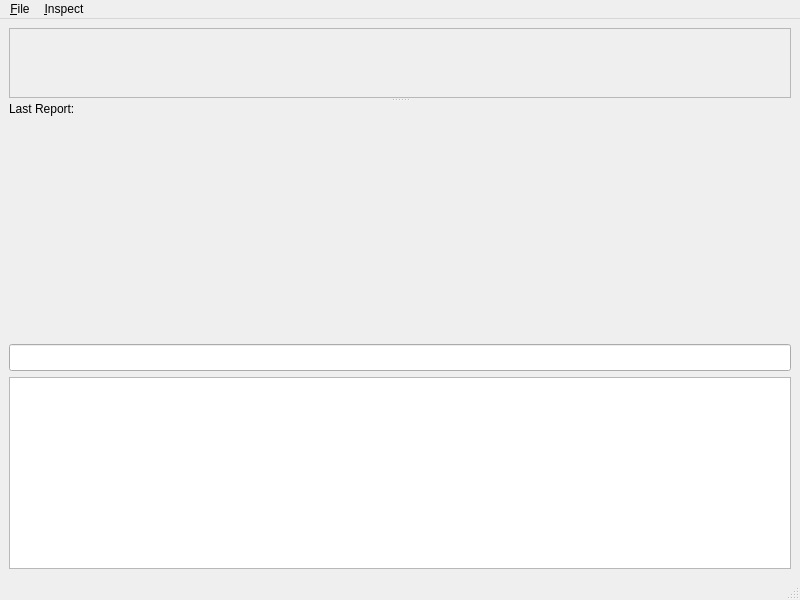
The window that hid_gui/mainwindow.ui (vrpn/vrpn) describes before a commit, drawn with Qt 5.
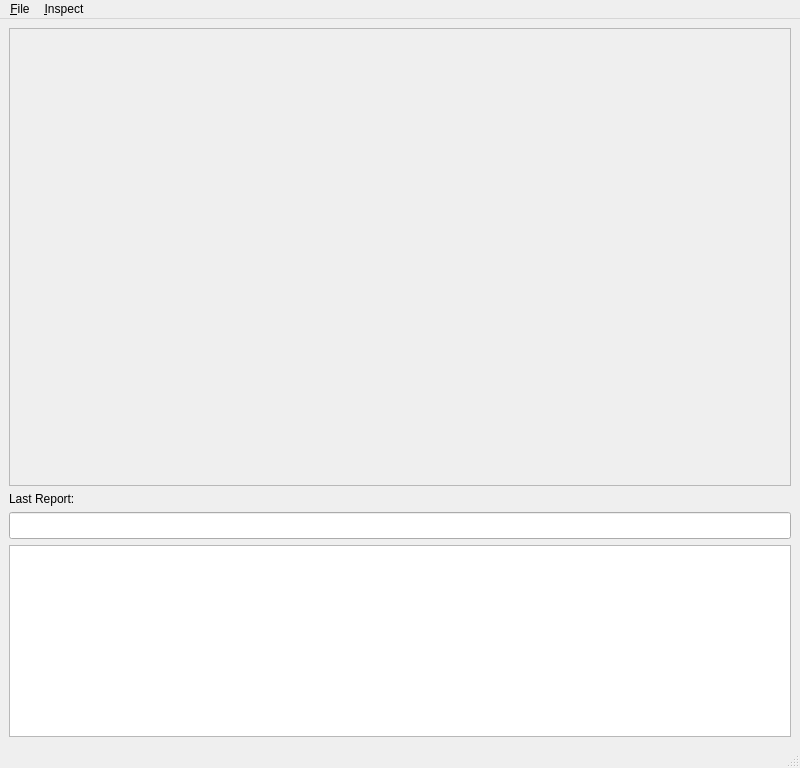
The same window after the commit.

```diff
--- a/hid_gui/mainwindow.ui
+++ b/hid_gui/mainwindow.ui
@@ -7,19 +7,15 @@
     <x>0</x>
     <y>0</y>
     <width>800</width>
-    <height>600</height>
+    <height>768</height>
    </rect>
   </property>
   <property name="windowTitle">
    <string>VRPN HID Tool</string>
   </property>
   <widget class="QWidget" name="centralwidget">
-   <layout class="QGridLayout" name="gridLayout_2">
-    <item row="0" column="0">
-     <widget class="QSplitter" name="splitter">
-      <property name="orientation">
-       <enum>Qt::Vertical</enum>
-      </property>
+   <layout class="QVBoxLayout" name="verticalLayout">
+    <item>
       <widget class="QScrollArea" name="scrollArea">
        <property name="horizontalScrollBarPolicy">
         <enum>Qt::ScrollBarAlwaysOff</enum>
@@ -33,7 +29,7 @@
           <x>0</x>
           <y>0</y>
           <width>780</width>
-          <height>275</height>
+         <height>445</height>
          </rect>
         </property>
         <property name="sizePolicy">
@@ -49,8 +45,7 @@
         </layout>
        </widget>
       </widget>
-      <widget class="QWidget" name="">
-       <layout class="QVBoxLayout" name="verticalLayout_2">
+    </item>
         <item>
          <layout class="QFormLayout" name="formLayout">
           <property name="fieldGrowthPolicy">
@@ -102,10 +97,6 @@
             <verstretch>0</verstretch>
            </sizepolicy>
           </property>
-         </widget>
-        </item>
-       </layout>
-      </widget>
      </widget>
     </item>
    </layout>
```
Lines whose indentation alone changed are shown as unchanged.
